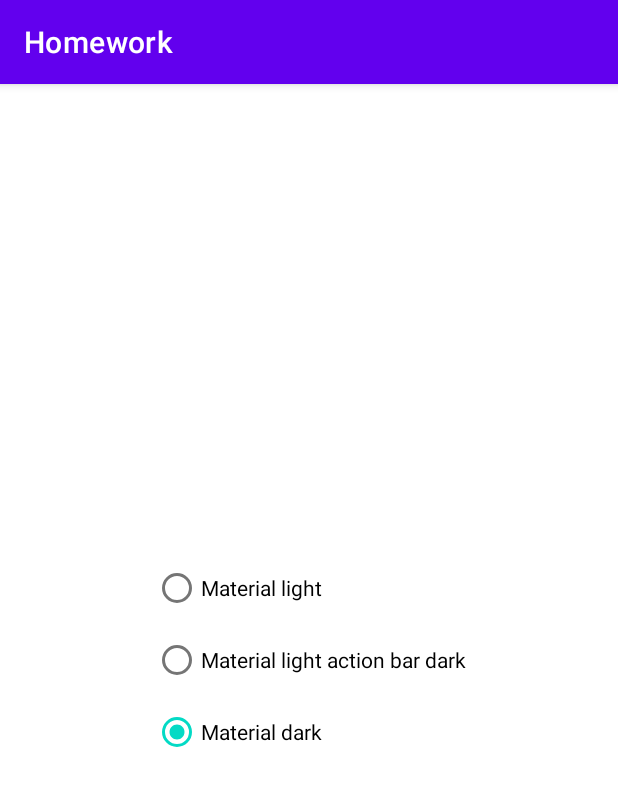
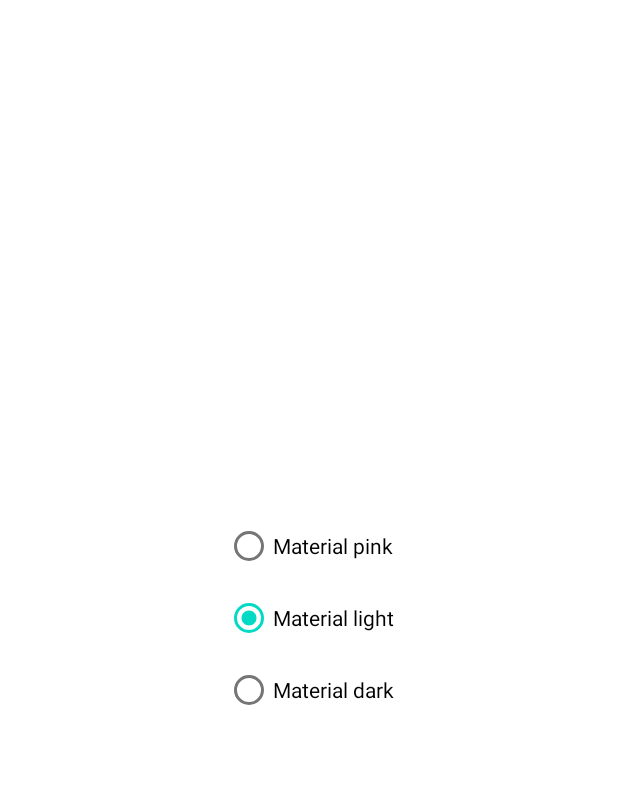
Before and after one commit to CyJimmy264/Android_Intro-Homework, an Android app: the ThemeActivity screen opened directly, with no data from a screen before it, on a phone screen of 412 x 824 dp. Shown: the top 786 px of the screen. Run offline under Robolectric (Android 15) with nearby library versions, the phone set to English and light mode, and no system bars.

Commit message:
Fix styles and themes selection

```diff
--- a/app/src/main/java/ru/cj264/geekbrains/android_intro/homework/ui/BaseActivity.java
+++ b/app/src/main/java/ru/cj264/geekbrains/android_intro/homework/ui/BaseActivity.java
@@ -11,18 +11,18 @@ public abstract class BaseActivity extends AppCompatActivity {
     private static final String NameSharedPreference = "CALC_PREFS";
     private static final String AppTheme = "APP_THEME";
 
+    protected static final int AppThemePinkCodeStyle = 0;
     protected static final int AppThemeLightCodeStyle = 1;
-    protected static final int AppThemeCodeStyle = 2;
-    protected static final int AppThemeDarkCodeStyle = 3;
+    protected static final int AppThemeDarkCodeStyle = 2;
 
     @Override
     protected void onCreate(Bundle savedInstanceState) {
         super.onCreate(savedInstanceState);
-        setTheme(getAppTheme(R.style.AppTheme));
+        setTheme(getAppTheme());
     }
 
-    private int getAppTheme(int codeStyle) {
-        return codeStyleToStyleId(getCodeStyle(codeStyle));
+    private int getAppTheme() {
+        return codeStyleToStyleId(getCodeStyle(R.style.AppThemeLight));
     }
 
     protected int getCodeStyle(int codeStyle) {
@@ -39,12 +39,12 @@ public abstract class BaseActivity extends AppCompatActivity {
 
     private int codeStyleToStyleId(int codeStyle) {
         switch(codeStyle){
-            case AppThemeLightCodeStyle:
-                return R.style.AppThemeLight;
+            case AppThemePinkCodeStyle:
+                return R.style.AppThemePink;
             case AppThemeDarkCodeStyle:
                 return R.style.AppThemeDark;
             default:
-                return R.style.AppTheme;
+                return R.style.AppThemeLight;
         }
     }
 }
--- a/app/src/main/java/ru/cj264/geekbrains/android_intro/homework/ui/ThemeActivity.java
+++ b/app/src/main/java/ru/cj264/geekbrains/android_intro/homework/ui/ThemeActivity.java
@@ -1,8 +1,5 @@
 package ru.cj264.geekbrains.android_intro.homework.ui;
 
-import androidx.appcompat.app.AppCompatActivity;
-
-import android.content.SharedPreferences;
 import android.os.Bundle;
 import android.view.View;
 import android.widget.RadioGroup;
@@ -24,12 +21,12 @@ public class ThemeActivity extends BaseActivity {
 
     private void initThemeChooser() {
         initRadioButton(findViewById(R.id.radioButtonMaterialDark), AppThemeDarkCodeStyle);
-        initRadioButton(findViewById(R.id.radioButtonMaterialLight), AppThemeLightCodeStyle);
+        initRadioButton(findViewById(R.id.radioButtonMaterialLight), AppThemePinkCodeStyle);
         initRadioButton(findViewById(R.id.radioButtonMaterialLightDarkAction),
-                AppThemeCodeStyle);
+                AppThemeLightCodeStyle);
 
         RadioGroup rg = findViewById(R.id.radioButtons);
-        ((MaterialRadioButton) rg.getChildAt(getCodeStyle(AppThemeCodeStyle))).setChecked(true);
+        ((MaterialRadioButton) rg.getChildAt(getCodeStyle(AppThemeLightCodeStyle))).setChecked(true);
     }
 
     private void initRadioButton(View button, final int codeStyle) {
--- a/app/src/main/res/layout/activity_theme.xml
+++ b/app/src/main/res/layout/activity_theme.xml
@@ -19,13 +19,13 @@
             android:id="@+id/radioButtonMaterialLight"
             android:layout_width="match_parent"
             android:layout_height="wrap_content"
-            android:text="@string/material_light" />
+            android:text="@string/material_pink" />
 
         <com.google.android.material.radiobutton.MaterialRadioButton
             android:id="@+id/radioButtonMaterialLightDarkAction"
             android:layout_width="match_parent"
             android:layout_height="wrap_content"
-            android:text="@string/material_light_action_bar_dark" />
+            android:text="@string/material_light" />
 
         <com.google.android.material.radiobutton.MaterialRadioButton
             android:id="@+id/radioButtonMaterialDark"
--- a/app/src/main/res/values-night/themes.xml
+++ b/app/src/main/res/values-night/themes.xml
@@ -1,6 +1,6 @@
 <resources xmlns:tools="http://schemas.android.com/tools">
     <!-- Base application theme. -->
-    <style name="Theme.Homework" parent="Theme.MaterialComponents.DayNight.DarkActionBar">
+    <style name="Theme.Homework" parent="Theme.MaterialComponents.DayNight.NoActionBar">
         <!-- Primary brand color. -->
         <item name="colorPrimary">@color/purple_200</item>
         <item name="colorPrimaryVariant">@color/purple_700</item>
--- a/app/src/main/res/values/strings.xml
+++ b/app/src/main/res/values/strings.xml
@@ -17,7 +17,8 @@
     <string name="_point">.</string>
     <string name="_equals">=</string>
 
+    <string name="material_pink">Material pink</string>
     <string name="material_light">Material light</string>
-    <string name="material_light_action_bar_dark">Material light action bar dark</string>
     <string name="material_dark">Material dark</string>
+    <string name="theme">Theme</string>
 </resources>
--- a/app/src/main/res/values/styles.xml
+++ b/app/src/main/res/values/styles.xml
@@ -13,19 +13,19 @@
         <item name="android:textSize">24sp</item>
     </style>
 
-    <style name="AppTheme" parent="Theme.MaterialComponents.Light.DarkActionBar">
+    <style name="AppThemeLight" parent="Theme.Homework">
         <!-- Customize your theme here. -->
         <item name="colorPrimary">@color/colorPrimary</item>
         <item name="colorPrimaryDark">@color/colorPrimaryDark</item>
         <item name="colorAccent">@color/colorAccent</item>
     </style>
 
-    <style name="AppThemeLight" parent="Theme.MaterialComponents.Light">
+    <style name="AppThemePink" parent="Theme.Homework">
         <item name="colorPrimary">#e91e63</item>
         <item name="colorPrimaryDark">#b0003a</item>
         <item name="colorAccent">#ff6090</item>
     </style>
 
-    <style name="AppThemeDark" parent="Theme.MaterialComponents">
+    <style name="AppThemeDark" parent="Theme.MaterialComponents.NoActionBar">
     </style>
 </resources>
--- a/app/src/main/res/values/themes.xml
+++ b/app/src/main/res/values/themes.xml
@@ -1,6 +1,6 @@
 <resources xmlns:tools="http://schemas.android.com/tools">
     <!-- Base application theme. -->
-    <style name="Theme.Homework" parent="Theme.MaterialComponents.DayNight.DarkActionBar">
+    <style name="Theme.Homework" parent="Theme.MaterialComponents.DayNight.NoActionBar">
         <!-- Primary brand color. -->
         <item name="colorPrimary">@color/purple_500</item>
         <item name="colorPrimaryVariant">@color/purple_700</item>
```
